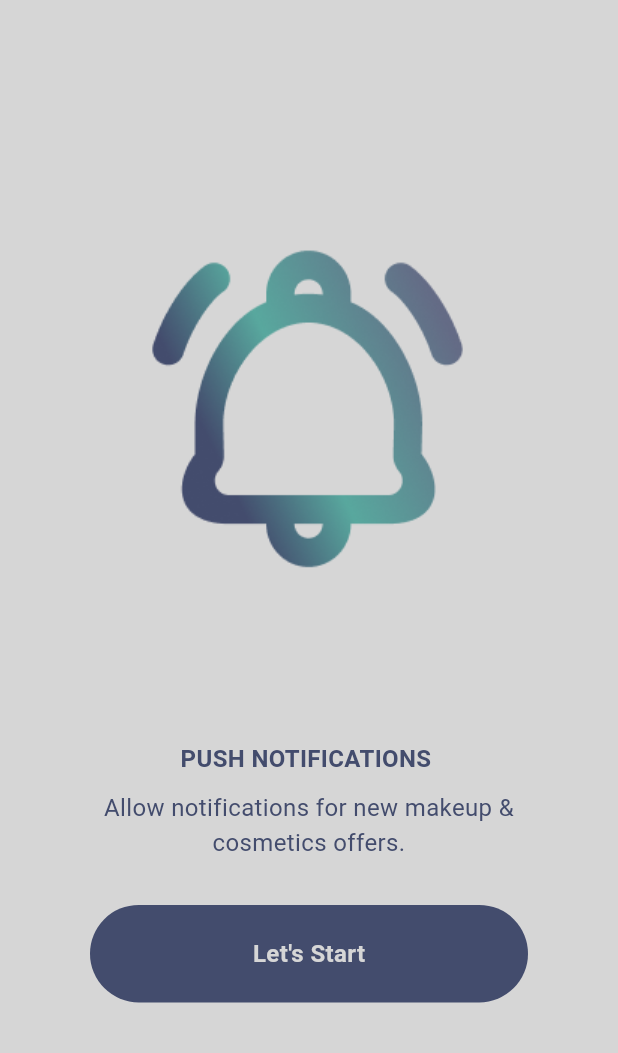
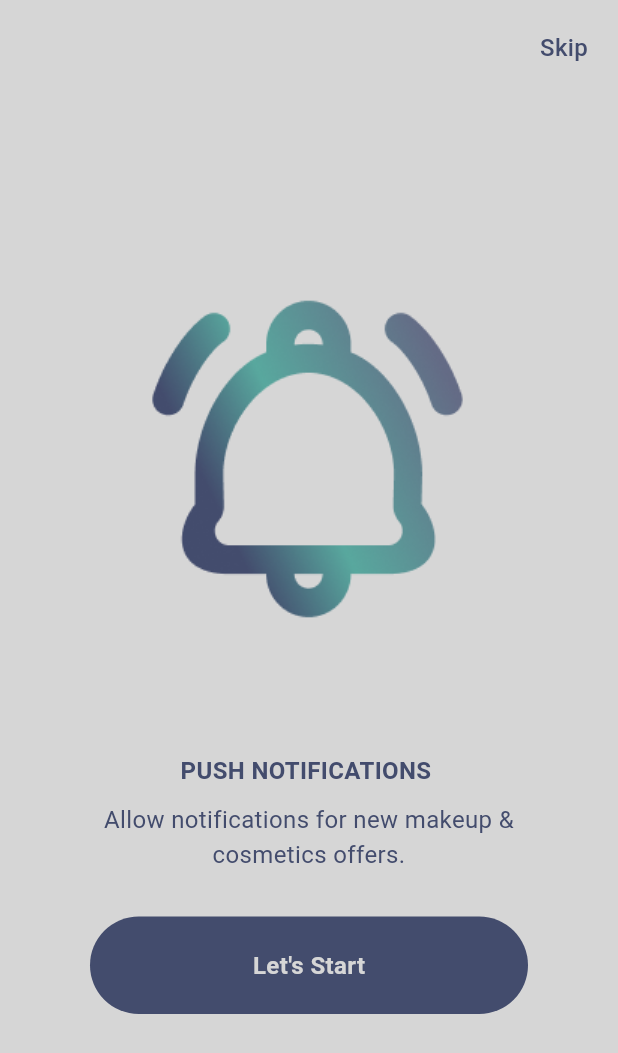
Before and after one commit to ahmed-eltantawi/avon, a Flutter app: the screen it shows after launch, swiped to page 3, on a phone screen of 412 x 824 dp. Shown: the top 1053 px of the screen. Run offline on Flutter 3.47's test engine with Material 3 defaults, Android fonts, the phone set to English and light mode, and no system bars; our stand-ins replace flutter_svg; Roboto replaces fonts that are missing (Segoe_UI); project files that could hold a hidden picture were left out.

Commit message:
page view update scrolling

```diff
--- a/lib/UI/views/on_boarding/final_on_boarding.dart
+++ /dev/null
@@ -1,46 +0,0 @@
-import 'package:avom/core/utils/styles.dart';
-import 'package:avom/core/widgets/custom_big_buttom.dart';
-import 'package:avom/core/widgets/custom_small_buttom.dart';
-import 'package:flutter/material.dart';
-
-class FinalOnBoardingView extends StatelessWidget {
-  const FinalOnBoardingView({
-    super.key,
-    required this.image,
-    required this.title,
-    required this.text,
-  });
-  final String image;
-  final String title;
-  final String text;
-  @override
-  Widget build(BuildContext context) {
-    return Center(
-      child: Column(
-        mainAxisAlignment: .center,
-        children: [
-          Spacer(flex: 1),
-          Expanded(flex: 5, child: Image.asset(image)),
-          SizedBox(height: 27),
-          Text(title, style: Styles.segoeUI),
-          SizedBox(height: 10),
-          Padding(
-            padding: const .symmetric(horizontal: 41.0),
-            child: Text(
-              text,
-              textAlign: .center,
-              style: Styles.segoeUI.copyWith(fontWeight: .normal),
-            ),
-          ),
-          SizedBox(height: 30),
-
-          Padding(
-            padding: const .symmetric(horizontal: 60),
-            child: CustomBigBottom(text: "Let's Start", onTap: () {}),
-          ),
-          Spacer(flex: 2),
-        ],
-      ),
-    );
-  }
-}
--- a/lib/UI/views/on_boarding/page_view.dart
+++ b/lib/UI/views/on_boarding/page_view.dart
@@ -1,17 +1,55 @@
-import 'package:avom/UI/views/on_boarding/final_on_boarding.dart';
+import 'dart:developer';
+
+import 'package:avom/UI/views/auth/pages/login_page.dart';
 import 'package:avom/UI/views/on_boarding/on_boarding_view.dart';
+import 'package:avom/core/logic/methods.dart';
 import 'package:avom/core/utils/app_assets.dart';
 import 'package:avom/core/utils/styles.dart';
+import 'package:avom/core/widgets/custom_big_buttom.dart';
+import 'package:avom/core/widgets/custom_small_buttom.dart';
 import 'package:flutter/material.dart';
-import 'package:flutter_svg/flutter_svg.dart';
 
-class CustomPageView extends StatelessWidget {
+class CustomPageView extends StatefulWidget {
   const CustomPageView({super.key});
+
+  @override
+  State<CustomPageView> createState() => _CustomPageViewState();
+}
+
+class _CustomPageViewState extends State<CustomPageView> {
+  int index = 0;
 
   @override
   Widget build(BuildContext context) {
     return Scaffold(
-      body: PageView(
+      body: Column(
+        children: [
+          Align(
+            alignment: .topRight,
+            child: GestureDetector(
+              onTap: () {
+                pushPage(context, LoginPage());
+              },
+              child: Padding(
+                padding: .all(20),
+                child: Text(
+                  "Skip",
+                  style: Styles.segoeUI.copyWith(fontWeight: .w500),
+                ),
+              ),
+            ),
+          ),
+
+          Spacer(flex: 1),
+          Expanded(
+            flex: 6,
+            child: PageView(
+              onPageChanged: (value) {
+                index = value;
+                setState(() {});
+                log(index.toString());
+              },
+
               children: [
                 OnBoardingView(
                   image: Assets.onBoardingOne,
@@ -25,11 +63,34 @@ class CustomPageView extends StatelessWidget {
                   text:
                       "We have dedicated set of products and routines hand picked for every skin type.",
                 ),
-          FinalOnBoardingView(
+                OnBoardingView(
                   image: Assets.onBoardingThree,
                   title: "PUSH NOTIFICATIONS ",
-            text: "Allow notifications for new makeup & cosmetics offers.",
+                  text:
+                      "Allow notifications for new makeup & cosmetics offers.",
                 ),
+              ],
+            ),
+          ),
+          SizedBox(height: 30),
+          index == 2
+              ? Padding(
+                  padding: const .symmetric(horizontal: 60),
+                  child: CustomBigBottom(
+                    text: "Let's Start",
+                    onTap: () {
+                      pushPage(context, LoginPage());
+                    },
+                  ),
+                )
+              : CustomSmallBottom(
+                  onTap: () {
+                    index++;
+                    log(index.toString());
+                    setState(() {});
+                  },
+                ),
+          Spacer(flex: 2),
         ],
       ),
     );
```
Also changed, not shown: lib/UI/views/auth/pages/login_page.dart (added, +10 -0 lines), lib/UI/views/on_boarding/on_boarding_view.dart (+0 -15 lines), lib/UI/views/splash_view.dart (+2 -9 lines), lib/core/logic/methods.dart (added, +12 -0 lines). Lines whose indentation alone changed are shown as unchanged.
